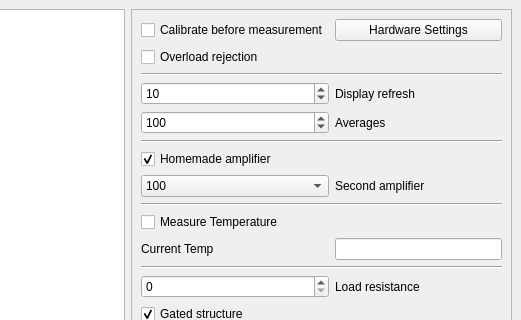
Qt form LegacyNoiseMeasurementSetup/UI_NoiseMeasurement_v2.ui (zigorrom/LegacyNoiseMeasurementSetup) before a commit; both pictures show x 519 to 1040 and y 0 to 320 of the 1040 by 922 pixel window.
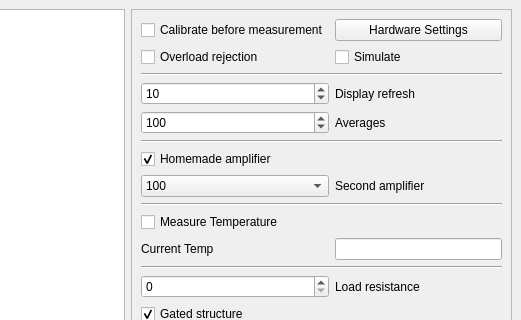
The same form after that commit. Custom widgets are drawn as their Qt base class.

Patch:
```diff
--- a/LegacyNoiseMeasurementSetup/UI_NoiseMeasurement_v2.ui
+++ b/LegacyNoiseMeasurementSetup/UI_NoiseMeasurement_v2.ui
@@ -131,13 +131,6 @@
          </property>
         </widget>
        </item>
-       <item row="1" column="1" colspan="5">
-        <widget class="QCheckBox" name="ui_overload_reject">
-         <property name="text">
-          <string>Overload rejection</string>
-         </property>
-        </widget>
-       </item>
        <item row="11" column="1" colspan="5">
         <widget class="Line" name="line_4">
          <property name="orientation">
@@ -322,6 +315,13 @@
        <item row="18" column="2" colspan="2">
         <widget class="QDoubleSpinBox" name="ui_drain_source_voltage"/>
        </item>
+       <item row="16" column="1" colspan="5">
+        <widget class="QCheckBox" name="ui_use_automated_voltage_control">
+         <property name="text">
+          <string>Automated Voltage Control</string>
+         </property>
+        </widget>
+       </item>
        <item row="24" column="1" colspan="5">
         <widget class="QGroupBox" name="groupBox">
          <property name="sizePolicy">
@@ -574,10 +574,17 @@
          </layout>
         </widget>
        </item>
-       <item row="16" column="1" colspan="5">
-        <widget class="QCheckBox" name="ui_use_automated_voltage_control">
+       <item row="1" column="1" colspan="3">
+        <widget class="QCheckBox" name="ui_overload_reject">
          <property name="text">
-          <string>Automated Voltage Control</string>
+          <string>Overload rejection</string>
+         </property>
+        </widget>
+       </item>
+       <item row="1" column="4" colspan="2">
+        <widget class="QCheckBox" name="ui_simulate">
+         <property name="text">
+          <string>Simulate</string>
          </property>
         </widget>
        </item>
```
